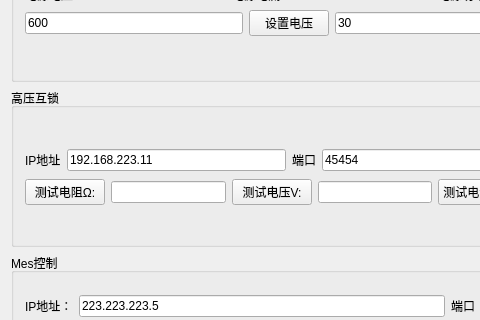
BiggerBinBin/QtCanPlatform, file AutoDeviceManage.ui: the form before one commit; both pictures show x 0 to 480 and y 88 to 408 of the 664 by 870 pixel window.
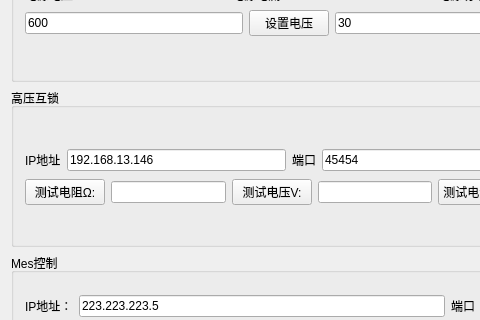
The form after the commit.

What changed in the file:
```diff
--- a/AutoDeviceManage.ui
+++ b/AutoDeviceManage.ui
@@ -240,7 +240,7 @@
                 <item>
                  <widget class="QLineEdit" name="lineEdit_HVLock_IP">
                   <property name="text">
-                   <string>192.168.223.11</string>
+                   <string>192.168.13.146</string>
                   </property>
                  </widget>
                 </item>
```
